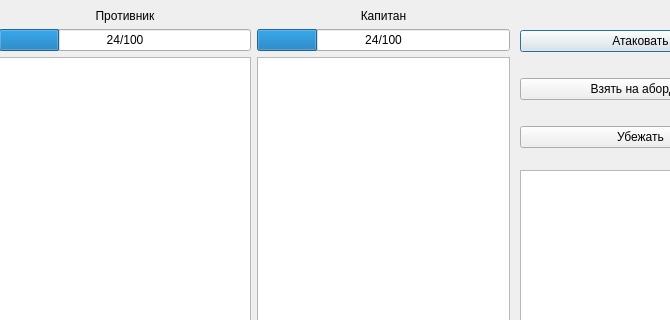
This is battlewindow.ui in 6rayWa1cher/codename-piratelands as Qt 5 draws it before an edit; both pictures show x 0 to 670 and y 0 to 320 of the 761 by 551 pixel window. The edited form follows.
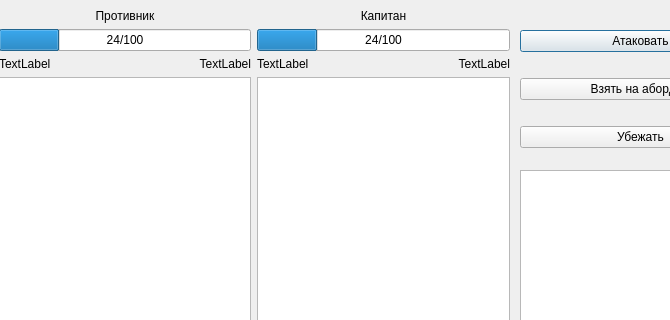
This is the edited form.

Diff of the .ui file:
```diff
--- a/battlewindow.ui
+++ b/battlewindow.ui
@@ -93,6 +93,27 @@
           </property>
          </widget>
         </item>
+        <item>
+         <layout class="QHBoxLayout" name="horizontalLayout_2">
+          <item>
+           <widget class="QLabel" name="enemy_effect">
+            <property name="text">
+             <string>TextLabel</string>
+            </property>
+           </widget>
+          </item>
+          <item>
+           <widget class="QLabel" name="enemy_effect_steps">
+            <property name="text">
+             <string>TextLabel</string>
+            </property>
+            <property name="alignment">
+             <set>Qt::AlignRight|Qt::AlignTrailing|Qt::AlignVCenter</set>
+            </property>
+           </widget>
+          </item>
+         </layout>
+        </item>
         <item>
          <widget class="QTableView" name="enemy_slots"/>
         </item>
@@ -124,6 +145,27 @@
           </property>
          </widget>
         </item>
+        <item>
+         <layout class="QHBoxLayout" name="horizontalLayout_4">
+          <item>
+           <widget class="QLabel" name="hero_effect">
+            <property name="text">
+             <string>TextLabel</string>
+            </property>
+           </widget>
+          </item>
+          <item>
+           <widget class="QLabel" name="hero_effect_steps">
+            <property name="text">
+             <string>TextLabel</string>
+            </property>
+            <property name="alignment">
+             <set>Qt::AlignRight|Qt::AlignTrailing|Qt::AlignVCenter</set>
+            </property>
+           </widget>
+          </item>
+         </layout>
+        </item>
         <item>
          <widget class="QTableView" name="hero_slots"/>
         </item>
```
